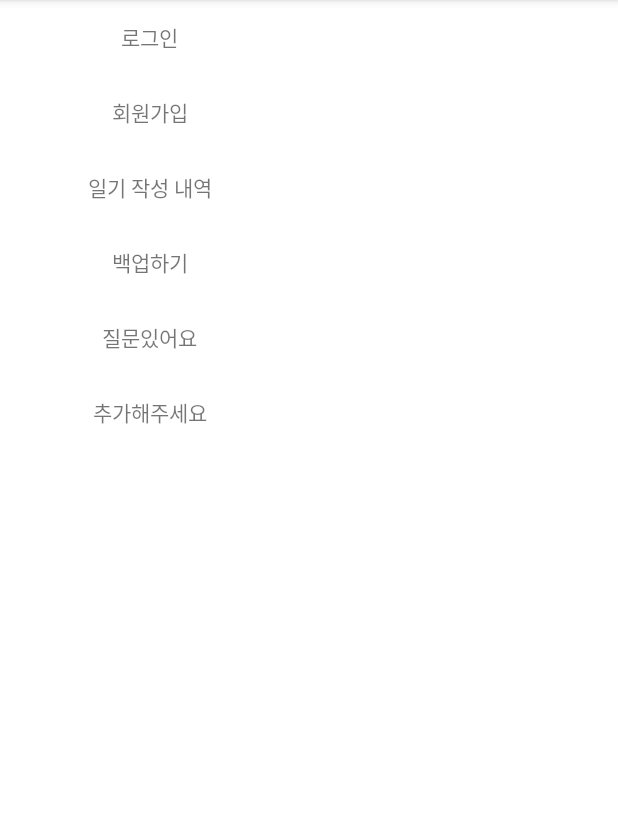
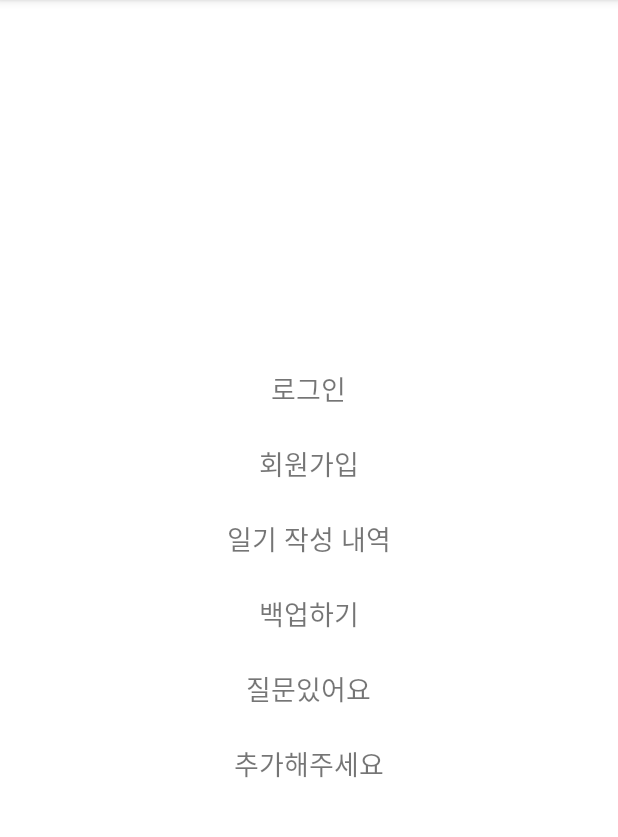
Before and after one commit to Mitty0719/toyproject_diaryapp, an Android app: the fragment SettingmenuFragment shown on its own in the app's theme, on a phone screen of 412 x 824 dp, the part 84-921 px from its top. Run offline under Robolectric (Android 15) with nearby library versions, the phone set to English and light mode, and no system bars.

```diff
--- a/app/src/main/AndroidManifest.xml
+++ b/app/src/main/AndroidManifest.xml
@@ -9,6 +9,7 @@
         android:roundIcon="@mipmap/ic_launcher_round"
         android:supportsRtl="true"
         android:theme="@style/Theme.DiaryApplication">
+        <activity android:name=".CheckDiaryActivity"></activity>
         <activity android:name=".IntroActivity">
             <intent-filter>
                 <action android:name="android.intent.action.MAIN" />
@@ -16,7 +17,7 @@
                 <category android:name="android.intent.category.LAUNCHER" />
             </intent-filter>
         </activity>
-        <activity android:name=".MainActivity"></activity>
+        <activity android:name=".MainActivity" />
     </application>
 
 </manifest>
--- a/app/src/main/res/layout/fragment_settingmenu.xml
+++ b/app/src/main/res/layout/fragment_settingmenu.xml
@@ -1,18 +1,24 @@
 <?xml version="1.0" encoding="utf-8"?>
-<FrameLayout xmlns:android="http://schemas.android.com/apk/res/android"
+<androidx.constraintlayout.widget.ConstraintLayout xmlns:android="http://schemas.android.com/apk/res/android"
+    xmlns:app="http://schemas.android.com/apk/res-auto"
     xmlns:tools="http://schemas.android.com/tools"
     android:layout_width="match_parent"
     android:layout_height="match_parent"
     tools:context=".Fragment.SettingmenuFragment">
 
     <LinearLayout
-        android:layout_width="match_parent"
-        android:layout_height="match_parent"
-        android:orientation="vertical">
+        android:layout_width="wrap_content"
+        android:layout_height="wrap_content"
+        android:orientation="vertical"
+        app:layout_constraintBottom_toBottomOf="parent"
+        app:layout_constraintEnd_toEndOf="parent"
+        app:layout_constraintStart_toStartOf="parent"
+        app:layout_constraintTop_toTopOf="parent">
 
         <LinearLayout
             android:layout_width="200dp"
             android:layout_height="50dp"
+            android:clickable="true"
             android:gravity="center"
             android:orientation="horizontal">
 
@@ -20,13 +26,15 @@
                 android:id="@+id/textView"
                 android:layout_width="wrap_content"
                 android:layout_height="wrap_content"
-                android:text="로그인" />
+                android:text="로그인"
+                android:textSize="18sp" />
 
         </LinearLayout>
 
         <LinearLayout
             android:layout_width="200dp"
             android:layout_height="50dp"
+            android:clickable="true"
             android:gravity="center"
             android:orientation="horizontal">
 
@@ -34,12 +42,14 @@
                 android:id="@+id/textView2"
                 android:layout_width="wrap_content"
                 android:layout_height="wrap_content"
-                android:text="회원가입" />
+                android:text="회원가입"
+                android:textSize="18sp" />
         </LinearLayout>
 
         <LinearLayout
             android:layout_width="200dp"
             android:layout_height="50dp"
+            android:clickable="true"
             android:gravity="center"
             android:orientation="horizontal">
 
@@ -47,12 +57,14 @@
                 android:id="@+id/textView3"
                 android:layout_width="wrap_content"
                 android:layout_height="wrap_content"
-                android:text="일기 작성 내역" />
+                android:text="일기 작성 내역"
+                android:textSize="18sp" />
         </LinearLayout>
 
         <LinearLayout
             android:layout_width="200dp"
             android:layout_height="50dp"
+            android:clickable="true"
             android:gravity="center"
             android:orientation="horizontal">
 
@@ -60,12 +72,14 @@
                 android:id="@+id/textView4"
                 android:layout_width="wrap_content"
                 android:layout_height="wrap_content"
-                android:text="백업하기" />
+                android:text="백업하기"
+                android:textSize="18sp" />
         </LinearLayout>
 
         <LinearLayout
             android:layout_width="200dp"
             android:layout_height="50dp"
+            android:clickable="true"
             android:gravity="center"
             android:orientation="horizontal">
 
@@ -73,12 +87,14 @@
                 android:id="@+id/textView5"
                 android:layout_width="wrap_content"
                 android:layout_height="wrap_content"
-                android:text="질문있어요" />
+                android:text="질문있어요"
+                android:textSize="18sp" />
         </LinearLayout>
 
         <LinearLayout
             android:layout_width="200dp"
             android:layout_height="50dp"
+            android:clickable="true"
             android:gravity="center"
             android:orientation="horizontal">
 
@@ -86,8 +102,9 @@
                 android:id="@+id/textView6"
                 android:layout_width="wrap_content"
                 android:layout_height="wrap_content"
-                android:text="추가해주세요" />
+                android:text="추가해주세요"
+                android:textSize="18sp" />
         </LinearLayout>
     </LinearLayout>
 
-</FrameLayout>
+</androidx.constraintlayout.widget.ConstraintLayout>
```
Also changed, not shown: app/src/main/java/com/example/diaryapplication/CheckDiaryActivity.java (added, +14 -0 lines), app/src/main/java/com/example/diaryapplication/Fragment/WriteboardFragment.java (+35 -0 lines), app/src/main/java/com/example/diaryapplication/MainActivity.java (+6 -30 lines), app/src/main/res/layout/activity_check_diary.xml (added, +9 -0 lines).
